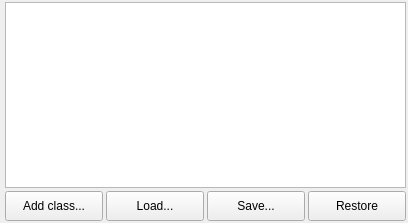
Old version of the form LDMP/gui/WidgetLCClassManage.ui in the repository ConservationInternational/trends.earth.
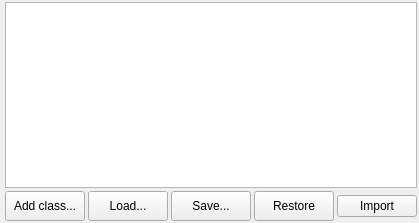
New version of the form.

Commit message: support for class names import for lcl registry

Diff of the .ui file:
```diff
--- a/LDMP/gui/WidgetLCClassManage.ui
+++ b/LDMP/gui/WidgetLCClassManage.ui
@@ -108,6 +108,13 @@
        </property>
       </widget>
      </item>
+     <item>
+      <widget class="QPushButton" name="btn_import">
+       <property name="text">
+        <string>Import</string>
+       </property>
+      </widget>
+     </item>
     </layout>
    </item>
   </layout>
```
The commit also changes 2 other files.
